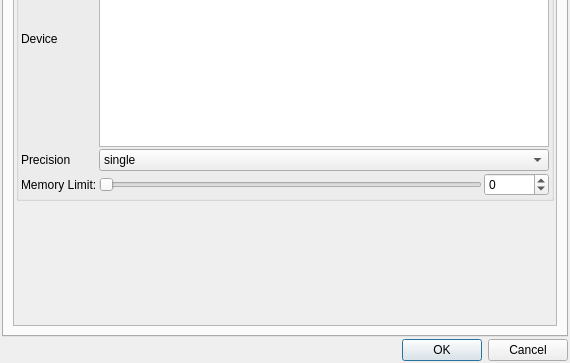
Above: mandelbulber2/qt/preferences_dialog.ui from buddhi1980/mandelbulber2 before the change; both pictures show x 0 to 570 and y 341 to 704 of the 570 by 704 pixel window. Below: the same form after it.
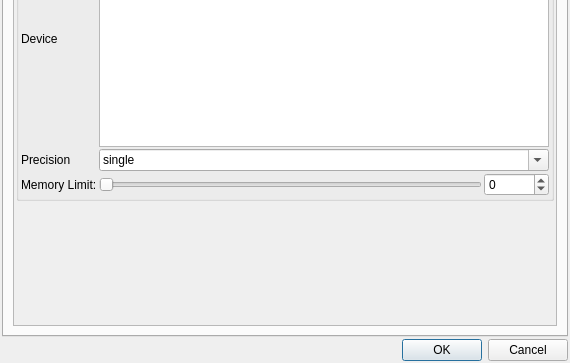
That is the form after the change. Icons and pictures are not drawn. Custom widgets are drawn as their Qt base class.

Commit message:
deactivated precision mode edit
only float precision supported by implementation right now.
(they all float down here () )

```diff
--- a/mandelbulber2/qt/preferences_dialog.ui
+++ b/mandelbulber2/qt/preferences_dialog.ui
@@ -934,8 +934,8 @@
            <rect>
             <x>0</x>
             <y>0</y>
-            <width>546</width>
-            <height>628</height>
+            <width>542</width>
+            <height>626</height>
            </rect>
           </property>
           <layout class="QVBoxLayout" name="verticalLayout_OpenCL">
@@ -995,6 +995,9 @@
                 </property>
                 <item row="2" column="1" colspan="2">
                  <widget class="QComboBox" name="comboBox_opencl_precision">
+                  <property name="editable">
+                   <bool>true</bool>
+                  </property>
                   <item>
                    <property name="text">
                     <string>single</string>
```
Left out of the diff: 8 changed lines with no effect on the pictures. The commit also changes 1 other file.
